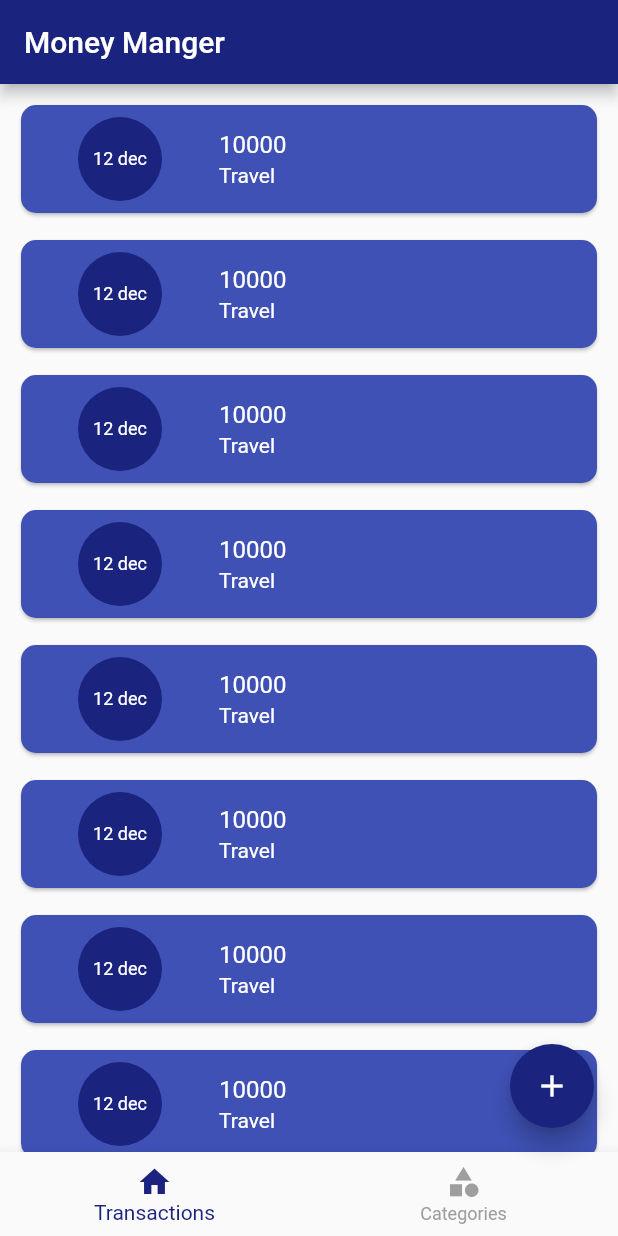
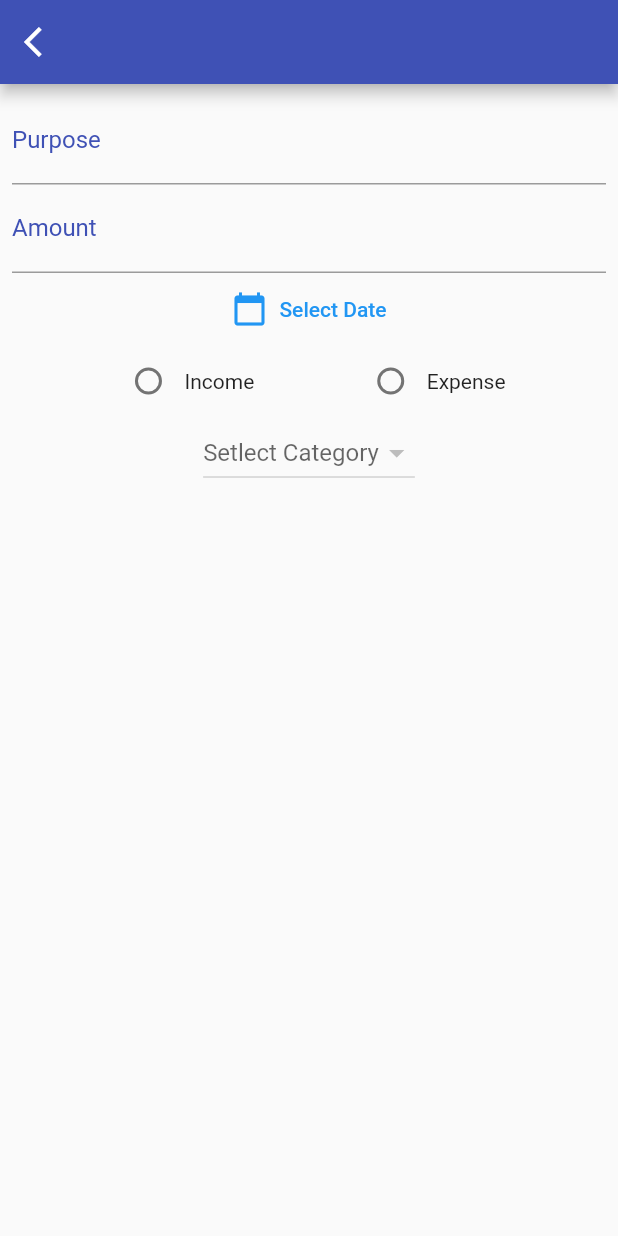
Before and after one commit to ajaypalamkunnel/MoneyManager, a Flutter app: the screen it shows after launch, after a tap on the "add" icon, on a phone screen of 412 x 824 dp. Run offline on Flutter 3.47's test engine with Material 2 defaults, Android fonts, the phone set to English and light mode, and no system bars; our stand-ins replace hive_flutter; missing offline and left inert: dart:html; accounts and stored records are empty.

Commit message:
basic transaction add screen UI setup done next our layout

```diff
--- a/lib/main.dart
+++ b/lib/main.dart
@@ -1,6 +1,7 @@
 import 'package:flutter/material.dart';
 import 'package:hive_flutter/hive_flutter.dart';
 import 'package:money_manager/models/category/category_model.dart';
+import 'package:money_manager/screens/add_tansactions/screen_add_transctions.dart';
 
 import 'screens/home/screen_home.dart';
 
@@ -28,6 +29,9 @@ class MyApp extends StatelessWidget {
         primarySwatch: Colors.blue,
       ),
       home: const ScreenHome(),
+      routes: {
+        ScreenaddTranscations.routeName:(ctx) =>const ScreenaddTranscations()
+      },
     );
   }
 }
--- /dev/null
+++ b/lib/screens/add_tansactions/screen_add_transctions.dart
@@ -0,0 +1,97 @@
+import 'package:flutter/material.dart';
+import 'package:money_manager/db/category/category_db.dart';
+import 'package:money_manager/models/category/category_model.dart';
+
+class ScreenaddTranscations extends StatelessWidget {
+  static const routeName = 'add-transaction';
+  const ScreenaddTranscations({Key? key}) : super(key: key);
+
+  /*
+  purpose
+  Date
+  Amount
+  categoryType
+
+
+  */
+
+  @override
+  Widget build(BuildContext context) {
+    return Scaffold(
+      appBar: AppBar(
+
+        backgroundColor: Colors.indigo,
+        leading: IconButton(
+            icon: const Icon(Icons.arrow_back_ios),
+            onPressed: () {
+              Navigator.of(context).pop();
+            }),
+      ),
+      // backgroundColor: Colors.grey[400],
+      body: SafeArea(
+        child: Padding(
+          padding: const EdgeInsets.all(8.0),
+          child: Column(children: [
+            //purpose
+            TextFormField(
+              decoration: const InputDecoration(
+                  labelText: 'Purpose',
+                  labelStyle: TextStyle(color: Colors.indigo)),
+            ),
+
+            //Amount
+            TextFormField(
+              keyboardType: TextInputType.number,
+              decoration: const InputDecoration(
+                  labelText: 'Amount',
+                  labelStyle: TextStyle(color: Colors.indigo)),
+            ),
+            //date
+            TextButton.icon(
+                onPressed: () {},
+                icon: Icon(Icons.calendar_today),
+                label: Text("Select Date")),
+            //income/expense radio
+            Row(
+              mainAxisAlignment: MainAxisAlignment.spaceEvenly,
+              children: [
+                Row(
+                  children: [
+                    Radio(
+                        value: false,
+                        groupValue: CategoryType.income,
+                        onChanged: (newValue) {}),
+                    Text("Income"),
+                  ],
+                ),
+                Row(
+                  children: [
+                    Radio(
+                        value: false,
+                        groupValue: CategoryType.income,
+                        onChanged: (newValue) {}),
+                    Text("Expense"),
+                  ],
+                ),
+
+                //drop down
+              ],
+            ),
+            DropdownButton(
+              hint: const Text('Setlect Category'),
+              items: CategoryDB().expenseCategoryListListner.value.map((e) {
+                return DropdownMenuItem(
+                  value: e.id,
+                  child: Text(e.name),
+                );
+              }).toList(),
+              onChanged: (selectedValue) {
+                print(selectedValue);
+              },
+            )
+          ]),
+        ),
+      ),
+    );
+  }
+}
--- a/lib/screens/home/screen_home.dart
+++ b/lib/screens/home/screen_home.dart
@@ -1,6 +1,7 @@
 import 'package:flutter/material.dart';
 import 'package:money_manager/db/category/category_db.dart';
 import 'package:money_manager/models/category/category_model.dart';
+import 'package:money_manager/screens/add_tansactions/screen_add_transctions.dart';
 import 'package:money_manager/screens/category/add_category_popup.dart';
 import 'package:money_manager/screens/category/screen_category.dart';
 import 'package:money_manager/screens/home/widgets/bottom_navigation.dart';
@@ -32,6 +33,7 @@ class ScreenHome extends StatelessWidget {
         onPressed: () {
           if (selectedIndexNotifier.value == 0) {
             print('Add transactions');
+            Navigator.of(context).pushNamed(ScreenaddTranscations.routeName);
           } else {
             print('Add category');
             showCategoryAddPopup(context);
```
